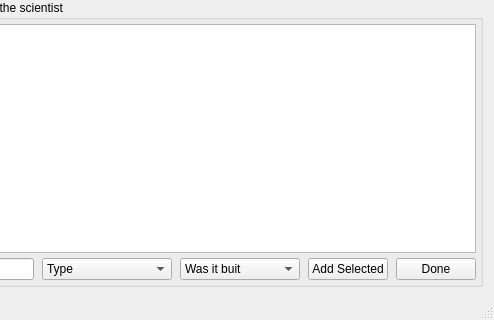
Old version of the form ComputerScientistsW1/mainwindow.ui in the repository Bosos/T-113-VLN1_Hopur3; both pictures show x 304 to 798 and y 545 to 865 of the 798 by 865 pixel window.
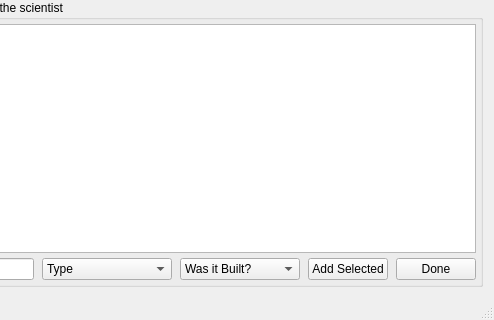
New version of the form. The open tabs and pages were chosen to show the change.

```diff
--- a/ComputerScientistsW1/mainwindow.ui
+++ b/ComputerScientistsW1/mainwindow.ui
@@ -1198,7 +1198,7 @@
                 </property>
                 <item>
                  <property name="text">
-                  <string>Was it buit</string>
+                  <string>Was it Built?</string>
                  </property>
                 </item>
                 <item>
```
Left out of the diff: 8 changed lines with no effect on the pictures.
